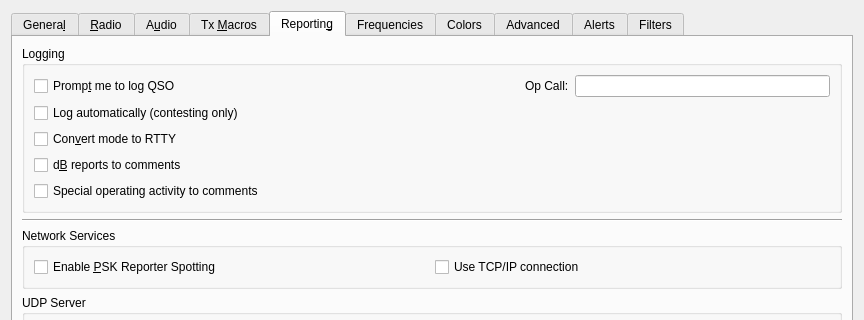
Old version of the form Configuration_Alerts_PLUS.ui in the repository uaro-radio/wsjtx; both pictures show x 0 to 864 and y 0 to 320 of the 864 by 716 pixel window.
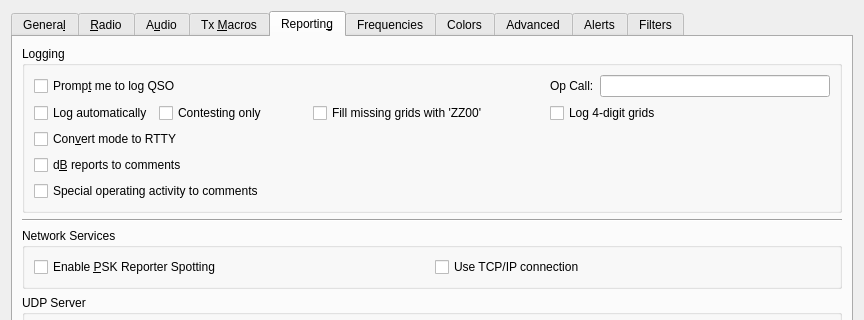
New version of the form. The open tabs and pages were chosen to show the change. Custom widgets are drawn as their Qt base class.

Commit message: Make playing the alert sounds independent of Decode Highlighting settings.

Patch:
```diff
--- a/Configuration_Alerts_PLUS.ui
+++ b/Configuration_Alerts_PLUS.ui
@@ -2109,20 +2109,7 @@
           <string>Logging</string>
          </property>
          <layout class="QGridLayout" name="gridLayout_14">
-          <item row="0" column="1">
-           <spacer name="horizontalSpacer_6">
-            <property name="orientation">
-             <enum>Qt::Horizontal</enum>
-            </property>
-            <property name="sizeHint" stdset="0">
-             <size>
-              <width>136</width>
-              <height>20</height>
-             </size>
-            </property>
-           </spacer>
-          </item>
-          <item row="4" column="0">
+          <item row="6" column="0">
            <widget class="QCheckBox" name="specOp_in_comments_check_box">
             <property name="toolTip">
              <string>&lt;html&gt;&lt;head/&gt;&lt;body&gt;&lt;p&gt;Check this option to note any Special Operating Activity in the comments field.&lt;/p&gt;&lt;/body&gt;&lt;/html&gt;</string>
@@ -2132,15 +2119,18 @@
             </property>
            </widget>
           </item>
-          <item row="1" column="0">
-           <widget class="QCheckBox" name="cbAutoLog">
-            <property name="toolTip">
-             <string>&lt;html&gt;&lt;head/&gt;&lt;body&gt;&lt;p&gt;Check to have QSOs logged automatically, when complete.&lt;/p&gt;&lt;/body&gt;&lt;/html&gt;</string>
+          <item row="0" column="1">
+           <spacer name="horizontalSpacer_6">
+            <property name="orientation">
+             <enum>Qt::Horizontal</enum>
             </property>
-            <property name="text">
-             <string>Log automatically (contesting only)</string>
+            <property name="sizeHint" stdset="0">
+             <size>
+              <width>136</width>
+              <height>20</height>
+             </size>
             </property>
-           </widget>
+           </spacer>
           </item>
           <item row="0" column="0">
            <widget class="QCheckBox" name="prompt_to_log_check_box">
@@ -2152,6 +2142,23 @@
             </property>
            </widget>
           </item>
+          <item row="0" column="3">
+           <widget class="QLineEdit" name="opCallEntry">
+            <property name="toolTip">
+             <string>&lt;html&gt;&lt;head/&gt;&lt;body&gt;&lt;p&gt;The callsign of the operator, if different from the station callsign.&lt;/p&gt;&lt;/body&gt;&lt;/html&gt;</string>
+            </property>
+           </widget>
+          </item>
+          <item row="1" column="1">
+           <widget class="QCheckBox" name="cbZZ00">
+            <property name="toolTip">
+             <string>&lt;html&gt;&lt;head/&gt;&lt;body&gt;&lt;p&gt;Log 'ZZ00' as grid if the other station doesn't send you a grid.&lt;/p&gt;&lt;/body&gt;&lt;/html&gt;</string>
+            </property>
+            <property name="text">
+             <string>Fill missing grids with 'ZZ00'</string>
+            </property>
+           </widget>
+          </item>
           <item row="0" column="2">
            <widget class="QLabel" name="label_13">
             <property name="text">
@@ -2162,17 +2169,7 @@
             </property>
            </widget>
           </item>
-          <item row="2" column="0">
-           <widget class="QCheckBox" name="log_as_RTTY_check_box">
-            <property name="toolTip">
-             <string>&lt;html&gt;&lt;head/&gt;&lt;body&gt;&lt;p&gt;Some logging programs will not accept WSJT-X mode names.&lt;/p&gt;&lt;/body&gt;&lt;/html&gt;</string>
-            </property>
-            <property name="text">
-             <string>Con&amp;vert mode to RTTY</string>
-            </property>
-           </widget>
-          </item>
-          <item row="3" column="0">
+          <item row="5" column="0">
            <widget class="QCheckBox" name="report_in_comments_check_box">
             <property name="toolTip">
              <string>Some logging programs will not accept the type of reports
@@ -2185,10 +2182,60 @@
             </property>
            </widget>
           </item>
-          <item row="0" column="3">
-           <widget class="QLineEdit" name="opCallEntry">
+          <item row="1" column="0">
+           <layout class="QHBoxLayout" name="horizontalLayout_12">
+            <item>
+             <widget class="QCheckBox" name="cbAutoLog">
+              <property name="toolTip">
+               <string>&lt;html&gt;&lt;head/&gt;&lt;body&gt;&lt;p&gt;Check to have QSOs logged automatically, when complete.&lt;/p&gt;&lt;/body&gt;&lt;/html&gt;</string>
+              </property>
+              <property name="text">
+               <string>Log automatically</string>
+              </property>
+             </widget>
+            </item>
+            <item>
+             <widget class="QCheckBox" name="cbContestingOnly">
+              <property name="toolTip">
+               <string>&lt;html&gt;&lt;head/&gt;&lt;body&gt;&lt;p&gt;Use 'Log automatically' only for special operating activities.&lt;/p&gt;&lt;/body&gt;&lt;/html&gt;</string>
+              </property>
+              <property name="text">
+               <string>Contesting only</string>
+              </property>
+             </widget>
+            </item>
+            <item>
+             <spacer name="horizontalSpacer_14">
+              <property name="orientation">
+               <enum>Qt::Horizontal</enum>
+              </property>
+              <property name="sizeHint" stdset="0">
+               <size>
+                <width>40</width>
+                <height>20</height>
+               </size>
+              </property>
+             </spacer>
+            </item>
+           </layout>
+          </item>
+          <item row="4" column="0">
+           <widget class="QCheckBox" name="log_as_RTTY_check_box">
             <property name="toolTip">
-             <string>&lt;html&gt;&lt;head/&gt;&lt;body&gt;&lt;p&gt;The callsign of the operator, if different from the station callsign.&lt;/p&gt;&lt;/body&gt;&lt;/html&gt;</string>
+             <string>&lt;html&gt;&lt;head/&gt;&lt;body&gt;&lt;p&gt;Some logging programs will not accept WSJT-X mode names.&lt;/p&gt;&lt;/body&gt;&lt;/html&gt;</string>
+            </property>
+            <property name="text">
+             <string>Con&amp;vert mode to RTTY</string>
+            </property>
+           </widget>
+          </item>
+          <item row="1" column="2" colspan="2">
+           <widget class="QCheckBox" name="cbLog4digitGrids">
+            <property name="toolTip">
+             <string>&lt;html&gt;&lt;head/&gt;&lt;body&gt;&lt;p&gt;Shorten 6-digit grid entries and log 4-digit grids instead.&lt;/p&gt;&lt;/body&gt;&lt;/html&gt;</string>
+            </property>
+            <property name="text">
+             <string>Log 4-digit grids</string>
             </property>
            </widget>
           </item>
@@ -3537,13 +3584,13 @@
             </attribute>
            </widget>
           </item>
-          <item row="6" column="3">
-           <widget class="QCheckBox" name="cbZZ00">
+          <item row="0" column="1">
+           <widget class="QCheckBox" name="cbSuperFox">
             <property name="toolTip">
              <string>&lt;html&gt;&lt;head/&gt;&lt;body&gt;&lt;p&gt;Autofill 'ZZ00' in the logbook if the other station doesn't send you a grid.&lt;/p&gt;&lt;/body&gt;&lt;/html&gt;</string>
             </property>
             <property name="text">
-             <string>Autofill 'ZZ00' for missing Grid</string>
+             <string>SuperFox mode</string>
             </property>
            </widget>
           </item>
```
Left out of the diff: 471 changed lines with no effect on the pictures. The commit also changes 7 other files.
